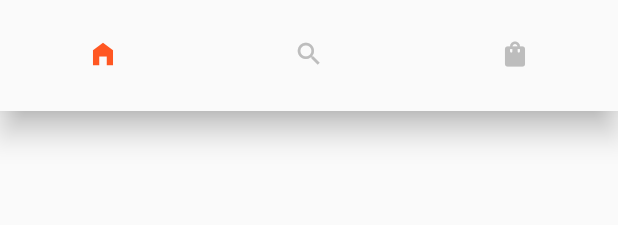
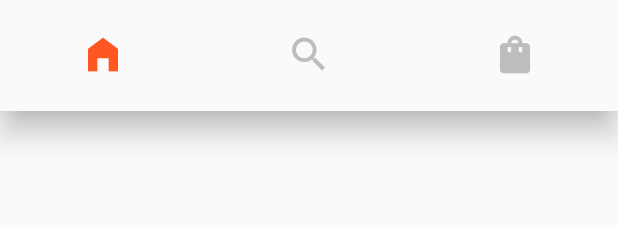
Before and after one commit to MFY2000/Jawan-Pakistan_Mobile-Hybrid-App-Dev-Using-Flutter_, a Flutter app: the BootomNavigate widget shown alone on an empty page, opened directly, on a phone screen of 412 x 824 dp. Shown: the top 225 px of the screen. Run offline on Flutter 3.47's test engine with Material 2 defaults, Android fonts, the phone set to English and light mode, and no system bars; our stand-ins replace date_time_picker, font_awesome_flutter.

Commit message:
MFY auto commit at 20/11/2021 22:40:31

```diff
--- a/HackAccount/mini_hackathon/lib/Custom/BottomNav.dart
+++ b/HackAccount/mini_hackathon/lib/Custom/BottomNav.dart
@@ -36,7 +36,7 @@ class _BootomNavigateState extends State<BootomNavigate> {
         BottomNavigationBarItem(
           icon: Icon(
             Icons.home_filled,
-            size: 20,
+            size: 30,
           ),
           label: 'home',
         ),
@@ -48,7 +48,7 @@ class _BootomNavigateState extends State<BootomNavigate> {
             },
             icon: Icon(
               Icons.search,
-              size: 20,
+              size: 30,
             ),
           ),
           label: 'search',
@@ -61,7 +61,7 @@ class _BootomNavigateState extends State<BootomNavigate> {
             },
             icon: Icon(
               Icons.shopping_bag_rounded,
-              size: 20,
+              size: 30,
             ),
           ),
           label: 'profile',
```
